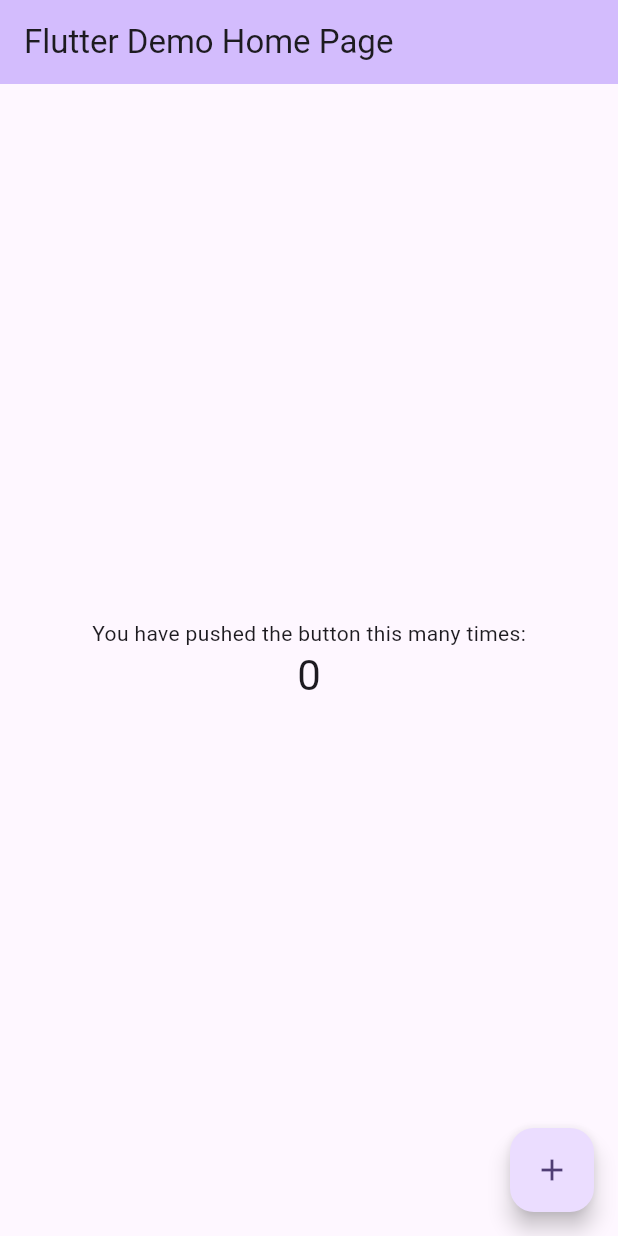
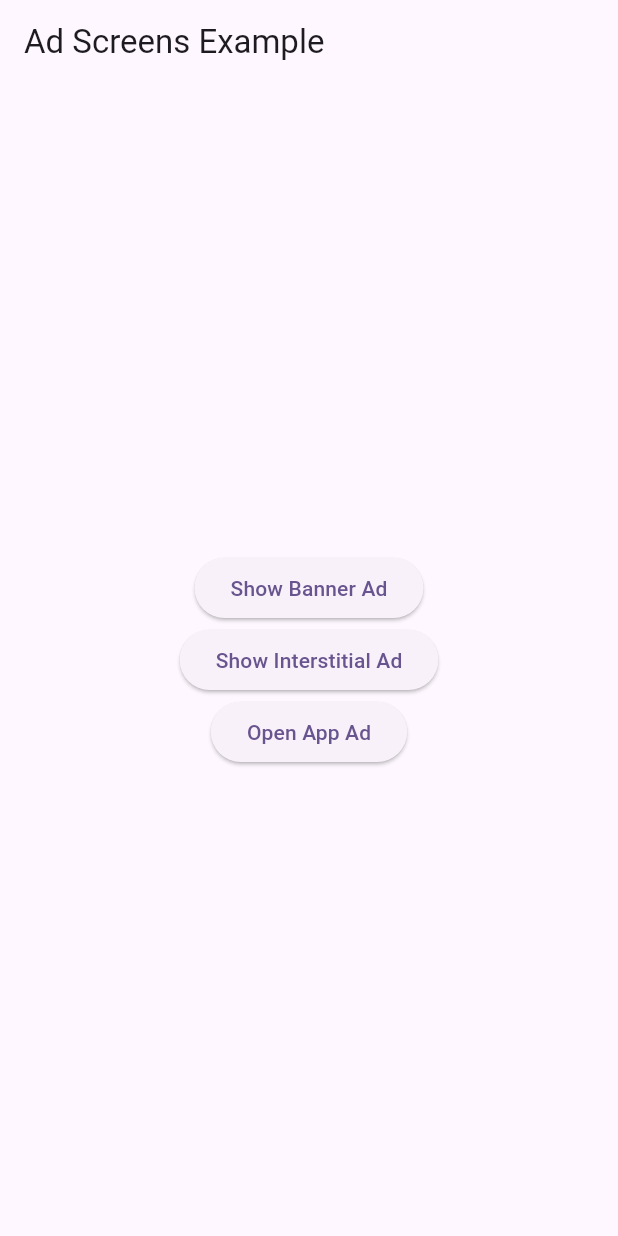
Before and after one commit to faisalarshadciit/GoogleAdMob-Flutter, a Flutter app: the screen it shows after launch, on a phone screen of 412 x 824 dp. Run offline on Flutter 3.47's test engine with Material 3 defaults, Android fonts, the phone set to English and light mode, and no system bars; our stand-ins replace firebase_core, google_mobile_ads; accounts and stored records are empty.

Commit message:
Update main.dart

```diff
--- a/lib/main.dart
+++ b/lib/main.dart
@@ -1,5 +1,8 @@
 import 'package:firebase_core/firebase_core.dart';
 import 'package:flutter/material.dart';
+import 'package:google_admob_flutter/ads_helper/banner_ad_screen.dart';
+import 'package:google_admob_flutter/app_open_ad_screen.dart';
+import 'package:google_admob_flutter/interstitial_ad_screen.dart';
 
 import 'firebase_options.dart';
 
@@ -18,7 +21,7 @@
   @override
   Widget build(BuildContext context) {
     return MaterialApp(
-      title: 'Flutter Demo',
+      title: 'Ad Screens Example',
       theme: ThemeData(
         // This is the theme of your application.
         //
@@ -38,22 +41,14 @@
         colorScheme: ColorScheme.fromSeed(seedColor: Colors.deepPurple),
         useMaterial3: true,
       ),
-      home: const MyHomePage(title: 'Flutter Demo Home Page'),
+      debugShowCheckedModeBanner: false,
+      home: const MyHomePage(title: 'Ad Screens Example'),
     );
   }
 }
 
 class MyHomePage extends StatefulWidget {
   const MyHomePage({super.key, required this.title});
-
-  // This widget is the home page of your application. It is stateful, meaning
-  // that it has a State object (defined below) that contains fields that affect
-  // how it looks.
-
-  // This class is the configuration for the state. It holds the values (in this
-  // case the title) provided by the parent (in this case the App widget) and
-  // used by the build method of the State. Fields in a Widget subclass are
-  // always marked "final".
 
   final String title;
 
@@ -62,71 +57,43 @@
 }
 
 class _MyHomePageState extends State<MyHomePage> {
-  int _counter = 0;
-
-  void _incrementCounter() {
-    setState(() {
-      // This call to setState tells the Flutter framework that something has
-      // changed in this State, which causes it to rerun the build method below
-      // so that the display can reflect the updated values. If we changed
-      // _counter without calling setState(), then the build method would not be
-      // called again, and so nothing would appear to happen.
-      _counter++;
-    });
-  }
 
   @override
   Widget build(BuildContext context) {
-    // This method is rerun every time setState is called, for instance as done
-    // by the _incrementCounter method above.
-    //
-    // The Flutter framework has been optimized to make rerunning build methods
-    // fast, so that you can just rebuild anything that needs updating rather
-    // than having to individually change instances of widgets.
     return Scaffold(
       appBar: AppBar(
-        // TRY THIS: Try changing the color here to a specific color (to
-        // Colors.amber, perhaps?) and trigger a hot reload to see the AppBar
-        // change color while the other colors stay the same.
-        backgroundColor: Theme.of(context).colorScheme.inversePrimary,
-        // Here we take the value from the MyHomePage object that was created by
-        // the App.build method, and use it to set our appbar title.
-        title: Text(widget.title),
+        title: const Text('Ad Screens Example'),
       ),
       body: Center(
-        // Center is a layout widget. It takes a single child and positions it
-        // in the middle of the parent.
         child: Column(
-          // Column is also a layout widget. It takes a list of children and
-          // arranges them vertically. By default, it sizes itself to fit its
-          // children horizontally, and tries to be as tall as its parent.
-          //
-          // Column has various properties to control how it sizes itself and
-          // how it positions its children. Here we use mainAxisAlignment to
-          // center the children vertically; the main axis here is the vertical
-          // axis because Columns are vertical (the cross axis would be
-          // horizontal).
-          //
-          // TRY THIS: Invoke "debug painting" (choose the "Toggle Debug Paint"
-          // action in the IDE, or press "p" in the console), to see the
-          // wireframe for each widget.
           mainAxisAlignment: MainAxisAlignment.center,
-          children: <Widget>[
-            const Text(
-              'You have pushed the button this many times:',
+          children: [
+            // Banner Ad Button
+            ElevatedButton(
+              onPressed: () {
+                Navigator.of(context).push(MaterialPageRoute(builder: (_) => const BannerAdScreen()));
+              },
+              child: const Text('Show Banner Ad'),
             ),
-            Text(
-              '$_counter',
-              style: Theme.of(context).textTheme.headlineMedium,
+
+            // Interstitial Ad Button
+            ElevatedButton(
+              onPressed: () {
+                Navigator.of(context).push(MaterialPageRoute(builder: (_) => const InterstitialAdScreen()));
+              },
+              child: const Text('Show Interstitial Ad'),
+            ),
+
+            // Open App Ad Button
+            ElevatedButton(
+              onPressed: () {
+                Navigator.of(context).push(MaterialPageRoute(builder: (_) => const AppOpenAdScreen()));
+              },
+              child: const Text('Open App Ad'),
             ),
           ],
         ),
       ),
-      floatingActionButton: FloatingActionButton(
-        onPressed: _incrementCounter,
-        tooltip: 'Increment',
-        child: const Icon(Icons.add),
-      ), // This trailing comma makes auto-formatting nicer for build methods.
     );
   }
 }
```
